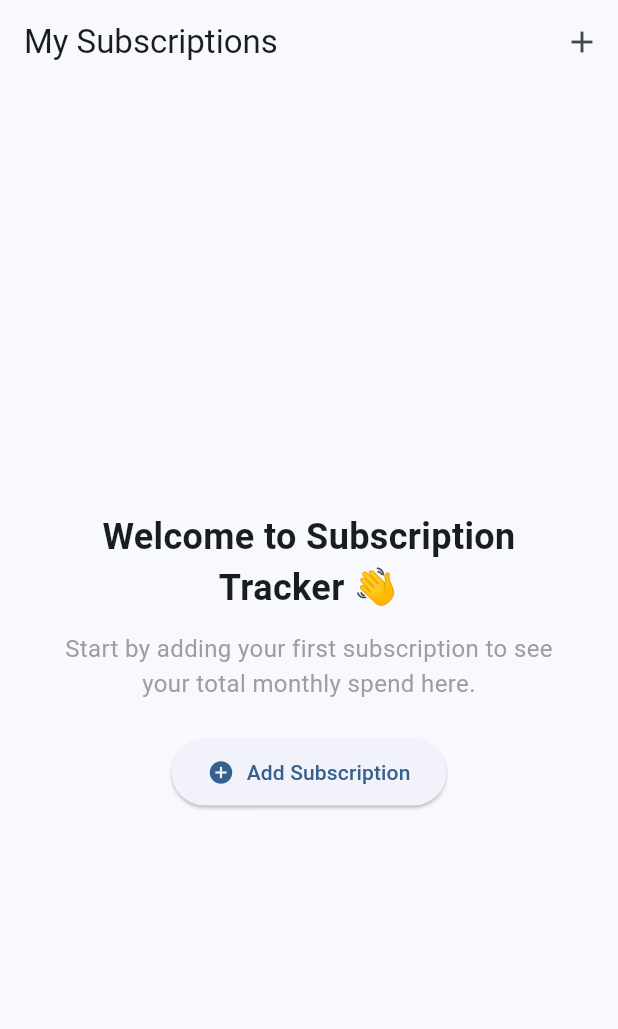
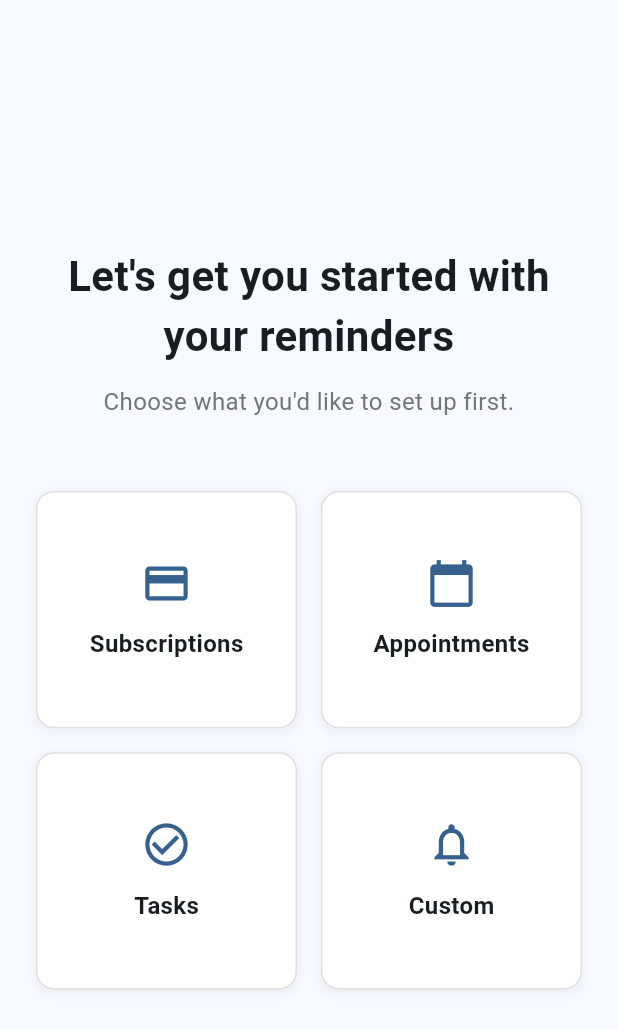
Before and after one commit to dvalechha/MyReminders, a Flutter app: the screen it shows after launch, on a phone screen of 412 x 824 dp. Shown: the top 1029 px of the screen. Run offline on Flutter 3.47's test engine with Material 3 defaults, Android fonts, the phone set to English and light mode, and no system bars; our stand-ins replace flutter_local_notifications, sqflite, timezone; accounts and stored records are empty.

Commit message:
Updated Welcome Screen Changes

```diff
--- a/lib/main.dart
+++ b/lib/main.dart
@@ -1,7 +1,8 @@
 import 'package:flutter/material.dart';
 import 'package:provider/provider.dart';
 import 'providers/subscription_provider.dart';
-import 'views/subscriptions_list_view.dart';
+import 'providers/navigation_model.dart';
+import 'views/welcome_view.dart';
 
 void main() {
   WidgetsFlutterBinding.ensureInitialized();
@@ -13,16 +14,24 @@ class MyReminderApp extends StatelessWidget {
 
   @override
   Widget build(BuildContext context) {
-    return ChangeNotifierProvider(
-      create: (_) => SubscriptionProvider(),
-      child: MaterialApp(
+    return MultiProvider(
+      providers: [
+        ChangeNotifierProvider(create: (_) => SubscriptionProvider()),
+        ChangeNotifierProvider(create: (_) => NavigationModel()),
+      ],
+      child: Consumer<NavigationModel>(
+        builder: (context, navigationModel, child) {
+          return MaterialApp(
             title: 'My Reminder',
             debugShowCheckedModeBanner: false,
             theme: ThemeData(
               colorScheme: ColorScheme.fromSeed(seedColor: Colors.blue),
               useMaterial3: true,
             ),
-        home: const SubscriptionsListView(),
+            navigatorKey: navigationModel.navigatorKey,
+            home: const WelcomeView(),
+          );
+        },
       ),
     );
   }
--- /dev/null
+++ b/lib/providers/navigation_model.dart
@@ -0,0 +1,15 @@
+import 'package:flutter/material.dart';
+
+class NavigationModel extends ChangeNotifier {
+  final GlobalKey<NavigatorState> navigatorKey = GlobalKey<NavigatorState>();
+
+  void popToRoot() {
+    navigatorKey.currentState?.popUntil((route) => route.isFirst);
+  }
+
+  void navigateTo(Widget page) {
+    navigatorKey.currentState?.push(
+      MaterialPageRoute(builder: (_) => page),
+    );
+  }
+}
--- a/lib/views/subscriptions_list_view.dart
+++ b/lib/views/subscriptions_list_view.dart
@@ -2,6 +2,7 @@ import 'package:flutter/material.dart';
 import 'package:provider/provider.dart';
 import 'package:intl/intl.dart';
 import '../providers/subscription_provider.dart';
+import '../providers/navigation_model.dart';
 import '../models/subscription.dart';
 import 'subscription_form_view.dart';
 
@@ -10,9 +11,30 @@ class SubscriptionsListView extends StatelessWidget {
 
   @override
   Widget build(BuildContext context) {
+    final navigationModel = Provider.of<NavigationModel>(context, listen: false);
+
+    return Consumer<SubscriptionProvider>(
+      builder: (context, provider, child) {
+        if (provider.isLoading) {
           return Scaffold(
             appBar: AppBar(
               title: const Text('My Subscriptions'),
+              leading: IconButton(
+                icon: const Icon(Icons.home),
+                onPressed: () => navigationModel.popToRoot(),
+              ),
+            ),
+            body: const Center(child: CircularProgressIndicator()),
+          );
+        }
+
+        return Scaffold(
+          appBar: AppBar(
+            title: const Text('My Subscriptions'),
+            leading: IconButton(
+              icon: const Icon(Icons.home),
+              onPressed: () => navigationModel.popToRoot(),
+            ),
             actions: [
               IconButton(
                 icon: const Icon(Icons.add),
@@ -27,19 +49,11 @@ class SubscriptionsListView extends StatelessWidget {
               ),
             ],
           ),
-      body: Consumer<SubscriptionProvider>(
-        builder: (context, provider, child) {
-          if (provider.isLoading) {
-            return const Center(child: CircularProgressIndicator());
-          }
-
-          if (provider.subscriptions.isEmpty) {
-            return _buildEmptyState(context);
-          }
-
-          return _buildSubscriptionsList(context, provider);
+          body: provider.subscriptions.isEmpty
+              ? _buildEmptyState(context)
+              : _buildSubscriptionsList(context, provider),
+        );
       },
-      ),
     );
   }
 
@@ -50,41 +64,27 @@ class SubscriptionsListView extends StatelessWidget {
         child: Column(
           mainAxisAlignment: MainAxisAlignment.center,
           children: [
+            Icon(
+              Icons.credit_card,
+              size: 64,
+              color: Colors.grey[400],
+            ),
+            const SizedBox(height: 16),
             const Text(
-              'Welcome to Subscription Tracker 👋',
+              'No Subscriptions',
               style: TextStyle(
                 fontSize: 24,
                 fontWeight: FontWeight.w600,
               ),
-              textAlign: TextAlign.center,
             ),
-            const SizedBox(height: 12),
-            const Text(
-              'Start by adding your first subscription to see your total monthly spend here.',
+            const SizedBox(height: 8),
+            Text(
+              'Tap the + button to add your first subscription',
               style: TextStyle(
                 fontSize: 16,
-                color: Colors.grey,
+                color: Colors.grey[600],
               ),
               textAlign: TextAlign.center,
-            ),
-            const SizedBox(height: 24),
-            ElevatedButton.icon(
-              onPressed: () {
-                Navigator.push(
-                  context,
-                  MaterialPageRoute(
-                    builder: (context) => const SubscriptionFormView(),
-                  ),
-                );
-              },
-              icon: const Icon(Icons.add_circle),
-              label: const Text('Add Subscription'),
-              style: ElevatedButton.styleFrom(
-                padding: const EdgeInsets.symmetric(
-                  horizontal: 24,
-                  vertical: 12,
-                ),
-              ),
             ),
           ],
         ),
--- /dev/null
+++ b/lib/views/welcome_view.dart
@@ -0,0 +1,183 @@
+import 'package:flutter/material.dart';
+import 'package:provider/provider.dart';
+import '../providers/subscription_provider.dart';
+import 'subscription_form_view.dart';
+import 'subscriptions_list_view.dart';
+import 'appointments_list_view.dart';
+import 'tasks_list_view.dart';
+import 'custom_reminders_list_view.dart';
+
+class WelcomeView extends StatelessWidget {
+  const WelcomeView({super.key});
+
+  @override
+  Widget build(BuildContext context) {
+    return Scaffold(
+      body: SafeArea(
+        child: Center(
+          child: SingleChildScrollView(
+            child: Padding(
+              padding: const EdgeInsets.symmetric(horizontal: 24.0, vertical: 32.0),
+              child: Column(
+                mainAxisAlignment: MainAxisAlignment.center,
+                crossAxisAlignment: CrossAxisAlignment.center,
+                children: [
+                  const SizedBox(height: 40),
+                  const Text(
+                    'Let\'s get you started with your reminders',
+                    style: TextStyle(
+                      fontSize: 28,
+                      fontWeight: FontWeight.bold,
+                    ),
+                    textAlign: TextAlign.center,
+                  ),
+                  const SizedBox(height: 12),
+                  Text(
+                    'Choose what you\'d like to set up first.',
+                    style: TextStyle(
+                      fontSize: 16,
+                      color: Colors.grey[600],
+                    ),
+                    textAlign: TextAlign.center,
+                  ),
+                  const SizedBox(height: 48),
+                  Consumer<SubscriptionProvider>(
+                    builder: (context, provider, child) {
+                      return _buildCategoryGrid(context, provider);
+                    },
+                  ),
+                  const SizedBox(height: 40),
+                ],
+              ),
+            ),
+          ),
+        ),
+      ),
+    );
+  }
+
+  Widget _buildCategoryGrid(BuildContext context, SubscriptionProvider provider) {
+    return GridView.count(
+      crossAxisCount: 2,
+      shrinkWrap: true,
+      physics: const NeverScrollableScrollPhysics(),
+      crossAxisSpacing: 16,
+      mainAxisSpacing: 16,
+      childAspectRatio: 1.1,
+      children: [
+        _buildCategoryCard(
+          context,
+          title: 'Subscriptions',
+          icon: Icons.credit_card,
+          onTap: () {
+            if (provider.subscriptions.isNotEmpty) {
+              Navigator.push(
+                context,
+                MaterialPageRoute(
+                  builder: (context) => const SubscriptionsListView(),
+                ),
+              );
+            } else {
+              Navigator.push(
+                context,
+                MaterialPageRoute(
+                  builder: (context) => const SubscriptionFormView(),
+                ),
+              );
+            }
+          },
+        ),
+        _buildCategoryCard(
+          context,
+          title: 'Appointments',
+          icon: Icons.calendar_today,
+          onTap: () {
+            Navigator.push(
+              context,
+              MaterialPageRoute(
+                builder: (context) => const AppointmentsListView(),
+              ),
+            );
+          },
+        ),
+        _buildCategoryCard(
+          context,
+          title: 'Tasks',
+          icon: Icons.check_circle_outline,
+          onTap: () {
+            Navigator.push(
+              context,
+              MaterialPageRoute(
+                builder: (context) => const TasksListView(),
+              ),
+            );
+          },
+        ),
+        _buildCategoryCard(
+          context,
+          title: 'Custom',
+          icon: Icons.notifications_outlined,
+          onTap: () {
+            Navigator.push(
+              context,
+              MaterialPageRoute(
+                builder: (context) => const CustomRemindersListView(),
+              ),
+            );
+          },
+        ),
+      ],
+    );
+  }
+
+  Widget _buildCategoryCard(
+    BuildContext context, {
+    required String title,
+    required IconData icon,
+    required VoidCallback onTap,
+  }) {
+    final theme = Theme.of(context);
+    final iconColor = theme.colorScheme.primary;
+
+    return InkWell(
+      onTap: onTap,
+      borderRadius: BorderRadius.circular(12),
+      child: Container(
+        decoration: BoxDecoration(
+          color: Colors.white,
+          borderRadius: BorderRadius.circular(12),
+          border: Border.all(
+            color: Colors.grey[300]!,
+            width: 1,
+          ),
+          boxShadow: [
+            BoxShadow(
+              color: Colors.grey.withValues(alpha: 0.1),
+              spreadRadius: 1,
+              blurRadius: 4,
+              offset: const Offset(0, 2),
+            ),
+          ],
+        ),
+        child: Column(
+          mainAxisAlignment: MainAxisAlignment.center,
+          children: [
+            Icon(
+              icon,
+              size: 34,
+              color: iconColor,
+            ),
+            const SizedBox(height: 12),
+            Text(
+              title,
+              style: const TextStyle(
+                fontSize: 16,
+                fontWeight: FontWeight.w600,
+              ),
+            ),
+          ],
+        ),
+      ),
+    );
+  }
+}
```
Also changed, not shown: lib/views/appointment_add_view.dart (added, +50 -0 lines), lib/views/appointments_list_view.dart (added, +68 -0 lines), lib/views/custom_reminder_add_view.dart (added, +50 -0 lines), lib/views/custom_reminders_list_view.dart (added, +68 -0 lines), lib/views/subscription_form_view.dart (+12 -0 lines), lib/views/task_add_view.dart (added, +50 -0 lines), lib/views/tasks_list_view.dart (added, +68 -0 lines), 1 other file. Lines whose indentation alone changed are shown as unchanged.
